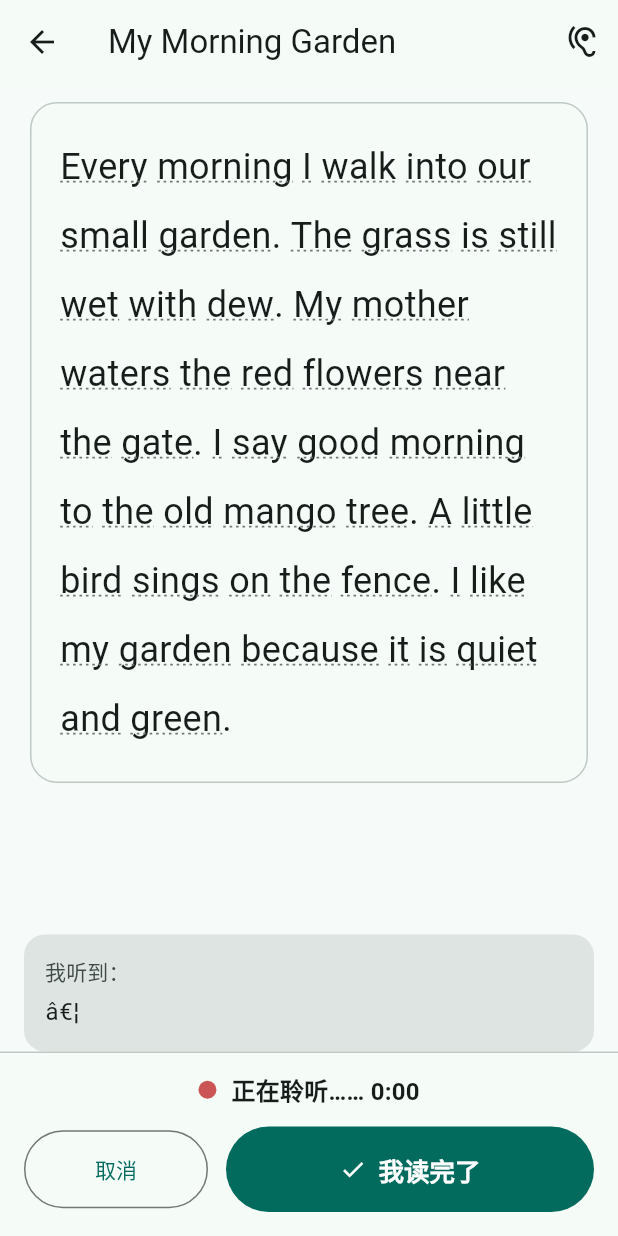
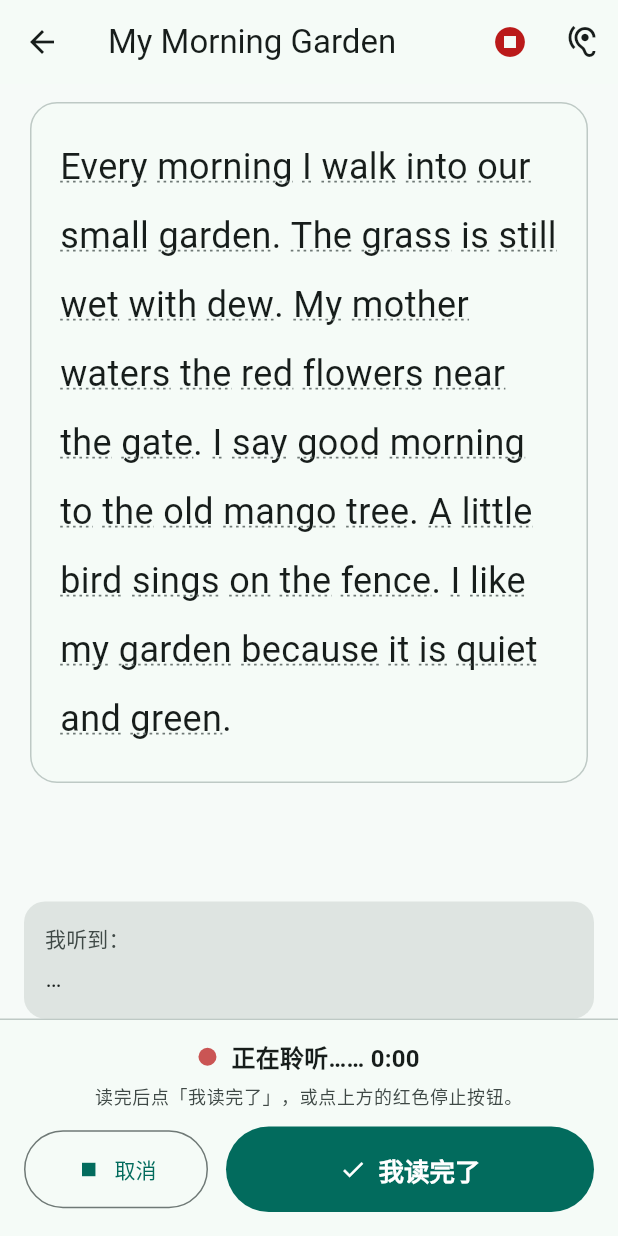
Before and after one commit to ngjingtao/jk_read_n_learn, a Flutter app: the ReaderScreen screen opened directly with sample values from the repository, after a tap on "大声朗读", on a phone screen of 412 x 824 dp. Run offline on Flutter 3.47's test engine with Material 3 defaults, Android fonts, the light colour scheme and no system bars; our stand-ins replace flutter_tts, permission_handler, shared_preferences, speech_to_text; accounts and stored records are empty.

Commit message:
Fix: the microphone could not always be stopped
Reported from a real device: 'i try to read, but it keep on recording, no way
to stop'. Three separate causes, all fixed.

1. A race that undid the cancel. startListening() sets the phase to
   checkingPermission while the microphone opens, which on the web waits on a
   browser prompt. If the user cancelled during that window, the late success
   from listen() then set the phase back to 'listening' and resurrected a
   session that had already been stopped. listen() resolving after a cancel is
   now detected and the session is closed instead of restarted.

2. No escape hatch. The only stop control was at the bottom of the body, where
   it could be pushed off a short screen by the live transcript panel. There is
   now a red stop button in the app bar whenever the microphone is open or
   opening, a cancel button during the permission phase, and the system back
   button closes the microphone rather than walking away from a live one. The
   transcript panel is capped in height so it cannot push the controls away.

3. Stops that could hang. speech.stop() and cancel() now time out after three
   seconds; a platform that will not answer can no longer freeze the screen. The
   transcript already collected is still used.

Also: on the web the microphone genuinely never stops by itself. speech_to_text
sets continuous = true whenever partialResults is true, and pauseFor has no web
implementation — so 'it keeps recording' is the expected behaviour there, and
manual stopping has to be obvious. After scoring, cancel() is now called
unconditionally to guarantee the microphone is released even if stop() was
ignored.

Also fixed two mojibake strings left by earlier PowerShell edits, one of which
was user-visible: the live transcript placeholder rendered as garbage instead of
an ellipsis.

129 tests, analyzer clean.

```diff
--- a/lib/l10n/app_en.arb
+++ b/lib/l10n/app_en.arb
@@ -46,6 +46,7 @@
       "time": { "type": "String" }
     }
   },
+  "listeningHowToStop": "Tap All done when you finish, or the red stop button at the top.",
   "iCanHear": "I can hear:",
   "markingInProgress": "Marking your reading…",
 
--- a/lib/l10n/app_ms.arb
+++ b/lib/l10n/app_ms.arb
@@ -22,6 +22,7 @@
   "actionStop": "Berhenti",
 
   "listeningStatus": "Sedang mendengar… {time}",
+  "listeningHowToStop": "Ketik Saya sudah habis apabila selesai, atau butang henti merah di atas.",
   "iCanHear": "Saya dengar:",
   "markingInProgress": "Sedang menanda bacaan anda…",
 
--- a/lib/l10n/app_zh.arb
+++ b/lib/l10n/app_zh.arb
@@ -22,6 +22,7 @@
   "actionStop": "停止",
 
   "listeningStatus": "正在聆听…… {time}",
+  "listeningHowToStop": "读完后点「我读完了」，或点上方的红色停止按钮。",
   "iCanHear": "我听到：",
   "markingInProgress": "正在评分……",
 
--- a/lib/state/reading_session_controller.dart
+++ b/lib/state/reading_session_controller.dart
@@ -1,3 +1,5 @@
+import 'dart:async';
+
 import 'package:flutter/foundation.dart';
 
 import '../models/app_language.dart';
@@ -165,18 +167,32 @@ class ReadingSessionController extends ChangeNotifier {
     // it in settings takes effect on the very next attempt.
     speech.preferOnDevice = settings.preferOnDevice;
 
-    final failure = await speech.listen(
+    // Opening the microphone can block — on the web it waits on a browser
+    // permission prompt, and a platform that never answers would leave the
+    // screen stuck on a spinner with no way out. The timeout turns that into a
+    // recoverable error, and the UI offers a cancel button meanwhile.
+    final SpeechFailure? failure;
+    try {
+      failure = await speech
+          .listen(
             language: essay.language,
             onTranscript: (transcript, confidence) {
               _liveTranscript = transcript;
               _confidence?.add(transcript, confidence);
               _notify();
             },
-      // The recogniser closes the session itself once the child stops talking.
-      // Without this the app would sit on "listening" forever, which is exactly
-      // how a child ends up staring at a frozen screen.
+            // The recogniser closes the session itself once the child stops
+            // talking. Without this the app would sit on "listening" forever,
+            // which is exactly how a child ends up staring at a frozen screen.
             onSessionEnd: _onRecogniserEnded,
-    );
+          )
+          .timeout(const Duration(seconds: 30));
+    } on TimeoutException {
+      _phase = ReadingPhase.ready;
+      _error = ReadingError.engineFailed;
+      _notify();
+      return;
+    }
 
     if (failure != null) {
       _phase = ReadingPhase.ready;
@@ -186,6 +202,16 @@ class ReadingSessionController extends ChangeNotifier {
         SpeechFailure.engineError => ReadingError.engineFailed,
       };
       _notify();
+      return;
+    }
+
+    // A cancel that arrived while the microphone was still opening must win.
+    // Opening it can take a while — on the web it waits on a browser prompt —
+    // and without this check the late success would set the phase back to
+    // "listening" and resurrect a session the user had already stopped. That is
+    // exactly the shape of "it keeps recording and I cannot stop it".
+    if (_phase != ReadingPhase.checkingPermission) {
+      await speech.cancel();
       return;
     }
 
@@ -203,6 +229,15 @@ class ReadingSessionController extends ChangeNotifier {
     _stopwatch.stop();
     final transcript = await speech.stop();
     final duration = _stopwatch.elapsed;
+
+    // Belt and braces. `stop()` asks the platform for a final result and, on
+    // the web, can leave the microphone open if the browser ignores it —
+    // Chrome runs with `continuous` set, so nothing closes the session on its
+    // own. `cancel()` aborts outright. The transcript is already captured, so
+    // there is nothing left to lose, and a microphone that stays on after the
+    // child has stopped reading is the single most alarming thing this app
+    // could do.
+    unawaited(speech.cancel());
 
     if (transcript.trim().isEmpty) {
       _phase = ReadingPhase.ready;
@@ -252,14 +287,28 @@ class ReadingSessionController extends ChangeNotifier {
   bool get isNewRecord => _isNewRecord;
 
   /// Abandons the attempt without marking or paying out.
+  ///
+  /// Safe to call from any phase, including while the microphone is still being
+  /// opened. That matters more than it sounds: this is the button a parent
+  /// reaches for when something looks stuck, so it must never be the thing that
+  /// does nothing.
   Future<void> cancelListening() async {
-    if (_phase != ReadingPhase.listening) return;
+    if (_phase != ReadingPhase.listening &&
+        _phase != ReadingPhase.checkingPermission) {
+      return;
+    }
     _stopwatch.stop();
     await speech.cancel();
     _liveTranscript = '';
+    _error = null;
     _phase = ReadingPhase.ready;
     _notify();
   }
+
+  /// Whether the microphone is open, or is being opened.
+  bool get isMicrophoneBusy =>
+      _phase == ReadingPhase.listening ||
+      _phase == ReadingPhase.checkingPermission;
 
   /// Returns to a clean slate so the child can read the same passage again.
   void retry() {
--- a/lib/ui/diagnostics_screen.dart
+++ b/lib/ui/diagnostics_screen.dart
@@ -12,7 +12,7 @@ import 'l10n_extensions.dart';
 /// The hearing test: read a sentence, see what the device actually heard.
 ///
 /// This screen exists because the single most common support problem is "it
-/// does not work", which can mean four very different things â€” no microphone
+/// does not work", which can mean four very different things — no microphone
 /// permission, no speech recogniser, no language pack, or a genuinely quiet
 /// child. Showing all four states at once turns an unanswerable bug report into
 /// a five-second diagnosis.
--- a/lib/ui/reader_screen.dart
+++ b/lib/ui/reader_screen.dart
@@ -87,10 +87,26 @@ class _ReaderScreenState extends State<ReaderScreen> {
     final theme = Theme.of(context);
     final l10n = AppLocalizations.of(context);
 
-    return Scaffold(
+    return PopScope(
+      // Leaving this screen while the microphone is open would leave it open.
+      // Back must stop listening first, not walk away from a live mic.
+      canPop: !_controller.isMicrophoneBusy,
+      onPopInvokedWithResult: (didPop, _) {
+        if (!didPop) _cancelListening();
+      },
+      child: Scaffold(
         appBar: AppBar(
           title: Text(widget.essay.title),
           actions: [
+            // Always reachable, whatever the body is doing. A parent whose
+            // screen looks stuck needs one obvious control that cannot be
+            // pushed off-screen or hidden behind a panel.
+            if (_controller.isMicrophoneBusy)
+              IconButton(
+                tooltip: l10n.actionStop,
+                icon: Icon(Icons.stop_circle, color: theme.colorScheme.error),
+                onPressed: _cancelListening,
+              ),
             IconButton(
               tooltip: l10n.howListeningWorks,
               icon: const Icon(Icons.hearing_outlined),
@@ -110,14 +126,16 @@ class _ReaderScreenState extends State<ReaderScreen> {
                       child: EssayText(
                         text: widget.essay.text,
                         language: widget.essay.language,
-                      lineHeight: context.watch<SettingsState>().lineSpacing.height,
+                        lineHeight:
+                            context.watch<SettingsState>().lineSpacing.height,
                         onWordTap: _controller.speakWord,
                       ),
                     ),
                   ),
                 ),
               ),
-            if (_controller.phase == ReadingPhase.listening) _buildLivePanel(theme),
+              if (_controller.phase == ReadingPhase.listening)
+                _buildLivePanel(theme),
               if (_controller.error != null) _buildErrorBanner(theme),
               Container(
                 padding: const EdgeInsets.fromLTRB(16, 12, 16, 16),
@@ -130,6 +148,7 @@ class _ReaderScreenState extends State<ReaderScreen> {
                 child: _buildControls(theme),
               ),
             ],
+          ),
         ),
       ),
     );
@@ -167,13 +186,25 @@ class _ReaderScreenState extends State<ReaderScreen> {
         );
 
       case ReadingPhase.checkingPermission:
-        return const Row(
+        // A cancel button here matters: opening the microphone can wait on a
+        // browser or OS prompt, and without this the only thing on screen is a
+        // spinner with nothing to press.
+        return Row(
           mainAxisAlignment: MainAxisAlignment.center,
           children: [
-            SizedBox(
+            const SizedBox(
               width: 22,
               height: 22,
               child: CircularProgressIndicator(strokeWidth: 2.5),
+            ),
+            const SizedBox(width: 16),
+            OutlinedButton(
+              onPressed: _cancelListening,
+              style: OutlinedButton.styleFrom(
+                padding:
+                    const EdgeInsets.symmetric(horizontal: 20, vertical: 14),
+              ),
+              child: Text(l10n.actionStop),
             ),
           ],
         );
@@ -202,16 +233,25 @@ class _ReaderScreenState extends State<ReaderScreen> {
                 ),
               ],
             ),
+            const SizedBox(height: 6),
+            Text(
+              l10n.listeningHowToStop,
+              textAlign: TextAlign.center,
+              style: theme.textTheme.bodySmall?.copyWith(
+                color: theme.colorScheme.onSurfaceVariant,
+              ),
+            ),
             const SizedBox(height: 12),
             Row(
               children: [
                 Expanded(
-                  child: OutlinedButton(
+                  child: OutlinedButton.icon(
                     onPressed: _cancelListening,
+                    icon: const Icon(Icons.stop),
+                    label: Text(l10n.actionCancel),
                     style: OutlinedButton.styleFrom(
                       padding: const EdgeInsets.symmetric(vertical: 16),
                     ),
-                    child: Text(l10n.actionCancel),
                   ),
                 ),
                 const SizedBox(width: 12),
@@ -262,8 +302,12 @@ class _ReaderScreenState extends State<ReaderScreen> {
         color: theme.colorScheme.surfaceContainerHighest,
         borderRadius: BorderRadius.circular(14),
       ),
+      // Capped, so a long transcript can never grow tall enough to push the
+      // stop controls off the bottom of a short screen.
+      constraints: const BoxConstraints(maxHeight: 120),
       child: Column(
         crossAxisAlignment: CrossAxisAlignment.start,
+        mainAxisSize: MainAxisSize.min,
         children: [
           Text(
             l10n.iCanHear,
@@ -272,11 +316,14 @@ class _ReaderScreenState extends State<ReaderScreen> {
             ),
           ),
           const SizedBox(height: 6),
-          Text(
-            transcript.isEmpty ? 'â€¦' : transcript,
-            maxLines: 4,
-            overflow: TextOverflow.ellipsis,
+          Flexible(
+            child: SingleChildScrollView(
+              reverse: true,
+              child: Text(
+                transcript.isEmpty ? '…' : transcript,
                 style: theme.textTheme.bodyLarge,
+              ),
+            ),
           ),
         ],
       ),
```
Also changed, not shown: lib/services/speech_service.dart (+6 -3 lines), lib/l10n/generated/app_localizations.dart, lib/l10n/generated/app_localizations_en.dart, lib/l10n/generated/app_localizations_ms.dart, lib/l10n/generated/app_localizations_zh.dart, 1 other file. Lines whose indentation alone changed are shown as unchanged.
